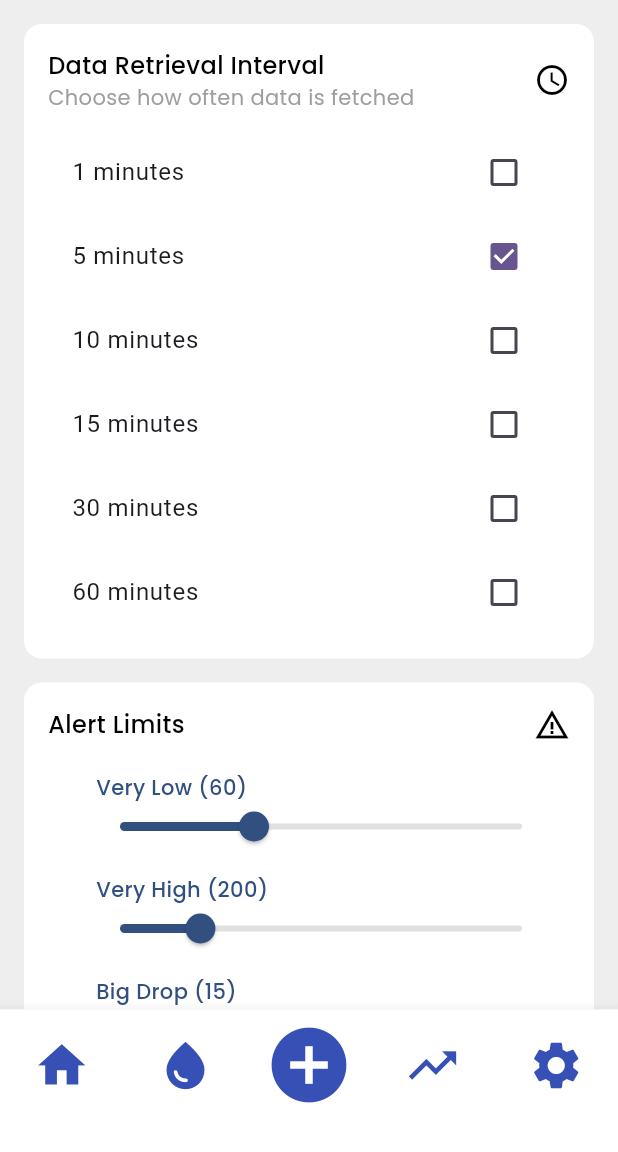
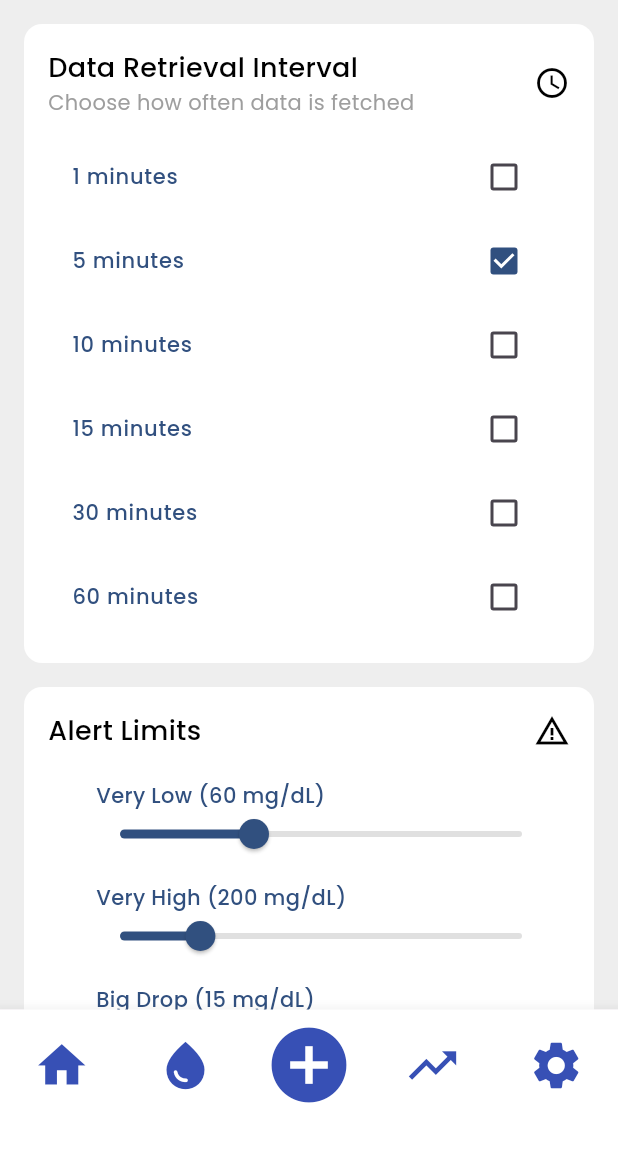
Before and after one commit to jingjingyang0803/GluMon, a Flutter app: the screen it shows after launch, item 5 of the bottom bar chosen, on a phone screen of 412 x 824 dp, the part 84-1236 px from its top. Run offline on Flutter 3.47's test engine with Material 3 defaults, Android fonts, the phone set to English and light mode, and no system bars; our stand-ins replace fl_chart, google_fonts.

Commit message:
Set sub items in each setting tile dark blue

```diff
--- a/lib/screens/settings_page.dart
+++ b/lib/screens/settings_page.dart
@@ -15,7 +15,7 @@ class SettingsPageState extends State<SettingsPage> {
   bool enableVibration = false;
   bool enableCallAlert = false;
   bool enableAlarm = false;
-  bool muteNotifications = false;
+  bool muteNotifications = true;
 
   int selectedInterval = 5; // Default interval
   final List<int> intervalChoices = [1, 5, 10, 15, 30, 60]; // Interval options
@@ -37,10 +37,10 @@ class SettingsPageState extends State<SettingsPage> {
             style: GoogleFonts.poppins(
                 fontWeight: FontWeight.bold,
                 fontSize: 20,
-                color: primaryTextColor)),
+                color: primaryDarkBlue)),
         backgroundColor: Colors.white,
         elevation: 0,
-        iconTheme: IconThemeData(color: primaryTextColor),
+        iconTheme: IconThemeData(color: primaryDarkBlue),
       ),
       body: SingleChildScrollView(
         padding: EdgeInsets.symmetric(horizontal: 16.0, vertical: 8),
@@ -63,8 +63,16 @@ class SettingsPageState extends State<SettingsPage> {
       icon: Icons.access_time,
       children: intervalChoices.map((interval) {
         return CheckboxListTile(
-          title: Text("$interval minutes"),
+          title: Text(
+            "$interval minutes",
+            style: GoogleFonts.poppins(
+              fontSize: 14,
+              fontWeight: FontWeight.w500,
+              color: primaryDarkBlue,
+            ),
+          ),
           value: selectedInterval == interval,
+          activeColor: primaryDarkBlue, // ✅ Makes the check tick BLUE
           onChanged: (bool? value) {
             if (value == true) {
               setState(() {
@@ -73,7 +81,7 @@ class SettingsPageState extends State<SettingsPage> {
             }
           },
         );
-      }).toList(),
+      }).toList(), // ✅ FIXED: Added closing parenthesis for children list
     );
   }
 
@@ -82,13 +90,13 @@ class SettingsPageState extends State<SettingsPage> {
       title: "Alert Limits",
       icon: Icons.warning_amber,
       children: [
-        _buildSliderTile("Very Low (${veryLow.toInt()})", veryLow, 40, 100,
-            (val) => setState(() => veryLow = val)),
-        _buildSliderTile("Very High (${veryHigh.toInt()})", veryHigh, 150, 400,
-            (val) => setState(() => veryHigh = val)),
-        _buildSliderTile("Big Drop (${bigDrop.toInt()})", bigDrop, 5, 50,
+        _buildSliderTile("Very Low (${veryLow.toInt()} mg/dL)", veryLow, 40,
+            100, (val) => setState(() => veryLow = val)),
+        _buildSliderTile("Very High (${veryHigh.toInt()} mg/dL)", veryHigh, 150,
+            400, (val) => setState(() => veryHigh = val)),
+        _buildSliderTile("Big Drop (${bigDrop.toInt()} mg/dL)", bigDrop, 5, 50,
             (val) => setState(() => bigDrop = val)),
-        _buildSliderTile("Big Rise (${bigRise.toInt()})", bigRise, 10, 60,
+        _buildSliderTile("Big Rise (${bigRise.toInt()} mg/dL)", bigRise, 10, 60,
             (val) => setState(() => bigRise = val)),
       ],
     );
@@ -124,9 +132,9 @@ class SettingsPageState extends State<SettingsPage> {
         children: [
           Text(title,
               style: GoogleFonts.poppins(
-                  fontSize: 16,
+                  fontSize: 14,
                   fontWeight: FontWeight.w500,
-                  color: primaryTextColor)),
+                  color: primaryDarkBlue)),
           GestureDetector(
             onTap: () => onChanged(!value), // Toggle on tap
             onPanUpdate: (details) {
@@ -138,7 +146,7 @@ class SettingsPageState extends State<SettingsPage> {
             },
             child: Container(
               decoration: BoxDecoration(
-                color: value ? primaryTextColor : Colors.grey[300],
+                color: value ? primaryDarkBlue : Colors.grey[300],
                 borderRadius: BorderRadius.circular(20),
               ),
               width: 50,
@@ -155,10 +163,10 @@ class SettingsPageState extends State<SettingsPage> {
                       decoration: BoxDecoration(
                         shape: BoxShape.circle,
                         color: Colors.white,
-                        border: Border.all(color: primaryTextColor, width: 2),
+                        border: Border.all(color: primaryDarkBlue, width: 2),
                       ),
                       child: value
-                          ? Icon(Icons.check, color: primaryTextColor, size: 18)
+                          ? Icon(Icons.check, color: primaryDarkBlue, size: 18)
                           : Container(),
                     ),
                   ),
@@ -182,15 +190,15 @@ class SettingsPageState extends State<SettingsPage> {
               style: GoogleFonts.poppins(
                   fontSize: 14,
                   fontWeight: FontWeight.w500,
-                  color: primaryTextColor)),
+                  color: primaryDarkBlue)),
           SliderTheme(
             data: SliderTheme.of(context).copyWith(
               trackHeight: 4.0,
               thumbShape: RoundSliderThumbShape(enabledThumbRadius: 10.0),
               overlayShape: RoundSliderOverlayShape(overlayRadius: 16.0),
-              activeTrackColor: primaryTextColor,
+              activeTrackColor: primaryDarkBlue,
               inactiveTrackColor: Colors.grey[300],
-              thumbColor: primaryTextColor,
+              thumbColor: primaryDarkBlue,
               overlayColor: Colors.blue.withAlpha(20),
               tickMarkShape: null, // Remove tick marks
             ),
--- a/lib/utils/color_utils.dart
+++ b/lib/utils/color_utils.dart
@@ -5,4 +5,4 @@ final Color primaryBlack = Color(0xFF00072D); // Orange
 final Color primaryBlue = Color(0xFF3750B5); // Blue
 final Color primaryOrange = Color(0xFFEA7951); // Orange
 
-final Color primaryTextColor = Color(0xFF31507F); // Orange
+final Color primaryDarkBlue = Color(0xFF31507F); // Orange
--- a/lib/widgets/setting_tile.dart
+++ b/lib/widgets/setting_tile.dart
@@ -8,12 +8,12 @@ class SettingTile extends StatelessWidget {
   final List<Widget>? children;
 
   const SettingTile({
-    Key? key,
+    super.key,
     required this.title,
     this.subtitle,
     this.icon,
     this.children,
-  }) : super(key: key);
+  });
 
   @override
   Widget build(BuildContext context) {
@@ -36,7 +36,7 @@ class SettingTile extends StatelessWidget {
                   Text(
                     title,
                     style: GoogleFonts.poppins(
-                        fontSize: 16,
+                        fontSize: 18,
                         fontWeight: FontWeight.w500,
                         color:
                             Colors.black), // Use `primaryTextColor` if defined
```
